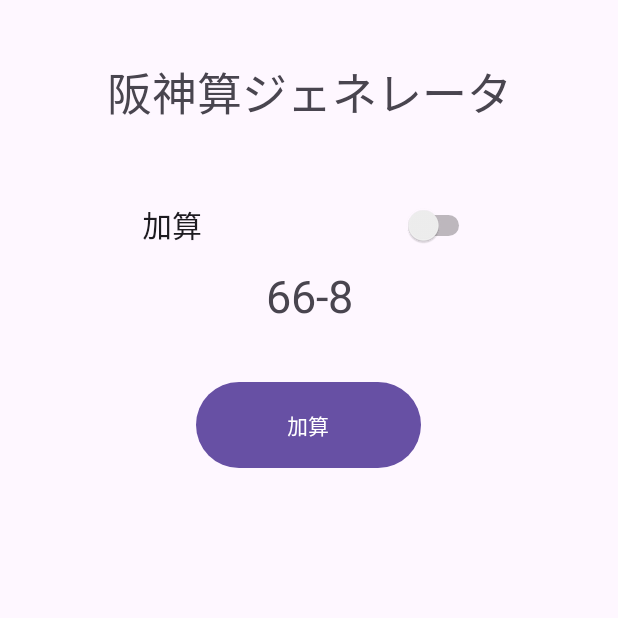
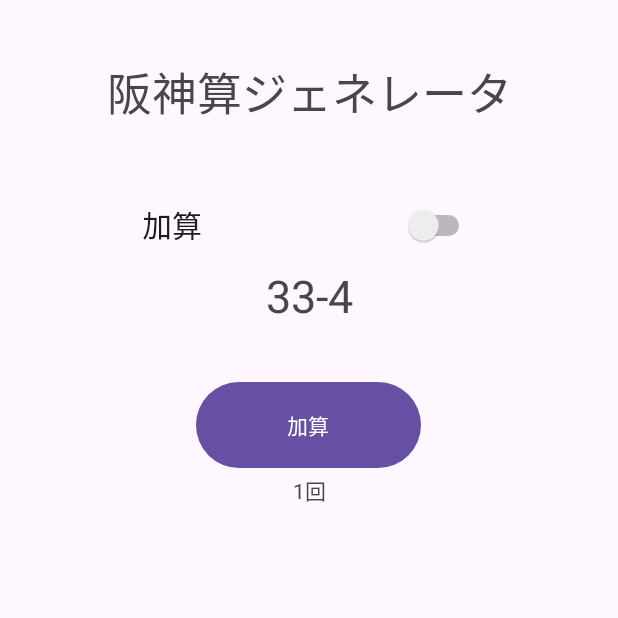
Before and after one commit to Nekkarhoshiyomi/Nahankanmu_app, an Android app: the screen it shows after launch (MainActivity), after a tap on "加算", on a phone screen of 412 x 824 dp, the top half of it. Run offline under Robolectric (Android 15) with nearby library versions, the phone set to English and light mode, and no system bars.

Commit message:
Debugging and adding functionality

```diff
--- a/app/src/main/java/com/example/nahankamuapp/MainActivity.java
+++ b/app/src/main/java/com/example/nahankamuapp/MainActivity.java
@@ -29,15 +29,24 @@ public class MainActivity extends AppCompatActivity {
             return insets;
         });
 
+        //TextViewの取得
         Switch swichan = findViewById(R.id.swichan);
         TextView mode = findViewById(R.id.swichan);
         TextView answer = findViewById(R.id.answer);
         TextView button_mode = findViewById(R.id.btn);
         Button button = findViewById(R.id.btn);
+        TextView count = findViewById(R.id.count);
 
-        final long[] left = {33};
-        final long[] right = {4};
+        //結果の初期化
+        answer.setText("ボタンを押してください");
+        count.setText("ここに押した回数が表示されます");
 
+        //数字の初期化
+        final long[] left = {0};
+        final long[] right = {0};
+        final int[] frequency = {0};
+
+        //seの初期化
         mediaPlayer = MediaPlayer.create(this, R.raw.sansanyon_se);
 
         // ボタンのクリックリスナー
@@ -45,20 +54,40 @@ public class MainActivity extends AppCompatActivity {
             @Override
             public void onClick(View v) {
                 if (swichan.isChecked()) {
+
                     // 倍々モード
                     mediaPlayer.seekTo(0);
                     mediaPlayer.start();
 
-                    left[0] *= 2;
-                    right[0] *= 2;
-                } else {
+                    if (left[0] == 0 && right[0] == 0){
+
+                        left[0] += 33;
+                        right[0] += 4;
+
+                        frequency[0] = 1;
+
+                    }else{
+
+                        left[0] *= 2;
+                        right[0] *= 2;
+
+                        frequency[0] +=1;
+
+                    }
+
+                }else{
+
                     // 加算モード
                     mediaPlayer.seekTo(0);
                     mediaPlayer.start();
+
                     left[0] += 33;
                     right[0] += 4;
+
+                    frequency[0] += 1;
                 }
                 answer.setText(left[0] + "-" + right[0]);
+                count.setText(frequency[0] + "回");
             }
         });
 
@@ -67,21 +96,31 @@ public class MainActivity extends AppCompatActivity {
             @Override
             public void onCheckedChanged(CompoundButton buttonView, boolean isChecked) {
                 if (isChecked) {
+
                     mode.setText("倍々");
                     button_mode.setText("倍々");
 
-                    left[0] = 33;
-                    right[0] = 4;
+                    left[0] = 0;
+                    right[0] = 0;
 
-                    answer.setText(left[0] + "-" + right[0]);
-                } else {
+                    frequency[0] = 0;
+
+                    answer.setText("ボタンを押してください");
+                    count.setText("ここに押した回数が表示されます");
+
+                }else{
+
                     mode.setText("加算");
                     button_mode.setText("加算");
 
-                    left[0] = 33;
-                    right[0] = 4;
+                    left[0] = 0;
+                    right[0] = 0;
 
-                    answer.setText(left[0] + "-" + right[0]);
+                    frequency[0] = 0;
+
+                    answer.setText("ボタンを押してください");
+                    count.setText("ここに押した回数が表示されます");
+
                 }
             }
         });
--- a/app/src/main/res/layout/activity_main.xml
+++ b/app/src/main/res/layout/activity_main.xml
@@ -18,7 +18,7 @@
             android:layout_width="match_parent"
             android:layout_height="123dp"
             android:gravity="center"
-            android:text="@string/titele" />
+            android:text="@string/title" />
 
         <Switch
             android:id="@+id/swichan"
@@ -47,5 +47,12 @@
             android:gravity="center"
             android:text="@string/btn" />
 
+        <TextView
+            android:id="@+id/count"
+            android:layout_width="match_parent"
+            android:layout_height="wrap_content"
+            android:gravity="center"
+            android:text="@string/count" />
+
     </LinearLayout>
 </androidx.constraintlayout.widget.ConstraintLayout>
--- a/app/src/main/res/values/strings.xml
+++ b/app/src/main/res/values/strings.xml
@@ -1,7 +1,8 @@
 <resources>
     <string name="app_name">Nahankamu app</string>
-    <string name="titele"><font size="30">阪神算ジェネレータ</font></string>
+    <string name="title"><font size="30">阪神算ジェネレータ</font></string>
     <string name="swichan"><font size="20">加算</font></string>
     <string name="btn">加算</string>
-    <string name="answer"><font size="30">33-4</font></string>
+    <string name="answer"><font size="31">Empty</font></string>
+    <string name="count"><font size="15">Empty</font></string>
 </resources>
```
